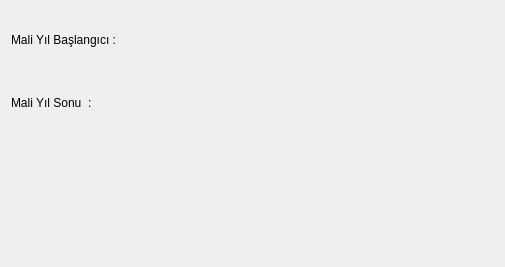
adakteknoloji/FRAMEWORK, file TEMPLATE/YENI_PROJE/xyz_ayarlar_batch.ui: the form before one commit.
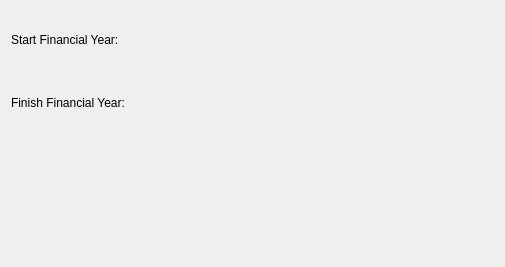
The form after the commit. Custom widgets are drawn as their Qt base class.

What changed in the file:
```diff
--- a/TEMPLATE/YENI_PROJE/xyz_ayarlar_batch.ui
+++ b/TEMPLATE/YENI_PROJE/xyz_ayarlar_batch.ui
@@ -25,14 +25,14 @@
      <item row="0" column="0">
       <widget class="QLabel" name="label">
        <property name="text">
-        <string>Mali Yıl Başlangıcı : </string>
+        <string>Start Financial Year:</string>
        </property>
       </widget>
      </item>
      <item row="1" column="0">
       <widget class="QLabel" name="label_2">
        <property name="text">
-        <string>Mali Yıl Sonu  : </string>
+        <string>Finish Financial Year:</string>
        </property>
       </widget>
      </item>
```
Left out of the diff: 4 changed lines with no effect on the pictures.
